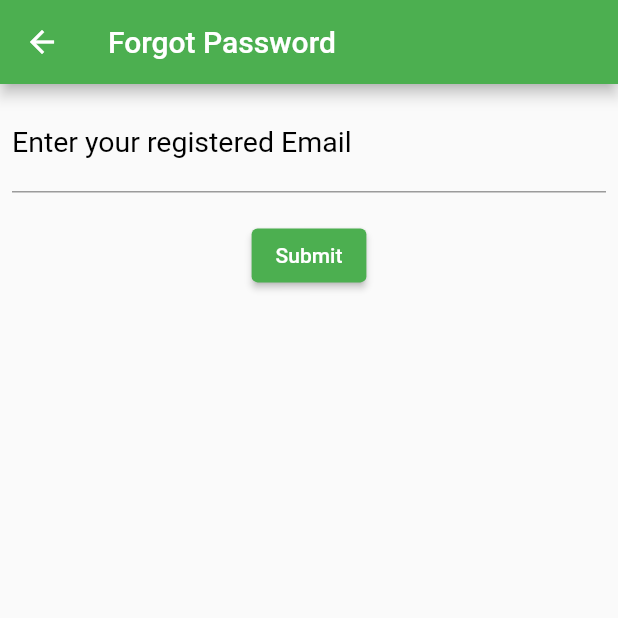
After one commit to 2Sabo3/chat_app, a Flutter app: the screen it shows after launch, after a tap on "Forgot Password", on a phone screen of 412 x 824 dp, the top half of it. The commit adds this screen. Run offline on Flutter 3.47's test engine with Material 2 defaults, Android fonts, the phone set to English and light mode, and no system bars; our stand-ins replace cloud_firestore, firebase_auth, firebase_core, firebase_storage, image_picker; accounts and stored records are empty.

Commit message:
added forgotpassword

```diff
--- a/lib/Screens/chatscreen.dart
+++ b/lib/Screens/chatscreen.dart
@@ -46,11 +46,15 @@ class ChatScreen extends StatelessWidget {
       ),
       body: Container(
         decoration: BoxDecoration(
-          image: DecorationImage(
-              image: NetworkImage(
-                'https://i.imgur.com/sPalthF.jpeg',
-              ),
-              fit: BoxFit.fill),
+          gradient: LinearGradient(
+            colors: [
+              Color.fromRGBO(215, 117, 255, 1).withOpacity(0.5),
+              Color.fromRGBO(255, 188, 117, 1).withOpacity(0.9),
+            ],
+            begin: Alignment.topLeft,
+            end: Alignment.bottomRight,
+            stops: [0, 1],
+          ),
         ),
         child: Column(
           children: [
--- /dev/null
+++ b/lib/Screens/forgotpass_screen.dart
@@ -0,0 +1,56 @@
+import 'package:firebase_auth/firebase_auth.dart';
+import 'package:flutter/material.dart';
+
+class ForgotPassword extends StatefulWidget {
+  @override
+  _ForgotPasswordState createState() => _ForgotPasswordState();
+}
+
+class _ForgotPasswordState extends State<ForgotPassword> {
+  final auth = FirebaseAuth.instance;
+
+  void sendemail(String email) async {
+    await auth.sendPasswordResetEmail(email: email);
+    Navigator.of(context).pop();
+  }
+
+  var email = '';
+  @override
+  Widget build(BuildContext context) {
+    return Scaffold(
+        appBar: AppBar(
+          title: Text('Forgot Password'),
+        ),
+        body: Column(
+          children: [
+            Padding(
+              padding: const EdgeInsets.all(8.0),
+              child: TextField(
+                keyboardType: TextInputType.emailAddress,
+                style: TextStyle(
+                  fontSize: 19,
+                ),
+                decoration: InputDecoration(
+                  labelStyle: TextStyle(color: Colors.black),
+                  labelText: 'Enter your registered Email',
+                ),
+                onChanged: (value) {
+                  setState(() {
+                    email = value;
+                  });
+                },
+              ),
+            ),
+            SizedBox(
+              height: 10,
+            ),
+            ElevatedButton(
+              onPressed: () {
+                sendemail(email);
+              },
+              child: Text('Submit'),
+            ),
+          ],
+        ));
+  }
+}
--- a/lib/Widgets/auth/auth_form.dart
+++ b/lib/Widgets/auth/auth_form.dart
@@ -1,5 +1,6 @@
 import 'dart:io';
 
+import 'package:chatapp/Screens/forgotpass_screen.dart';
 import 'package:chatapp/Widgets/image_picker/cricle_avatar.dart';
 import 'package:flutter/material.dart';
 
@@ -141,6 +142,20 @@ class _AuthformState extends State<Authform> {
                           style: TextStyle(color: Colors.white),
                         ),
                       ),
+                    if (isLogin)
+                      // ignore: deprecated_member_use
+                      FlatButton(
+                        onPressed: () {
+                          Navigator.of(context).push(
+                            MaterialPageRoute(
+                                builder: (context) => ForgotPassword()),
+                          );
+                        },
+                        child: Text(
+                          'Forgot Password',
+                          style: TextStyle(color: Colors.white),
+                        ),
+                      ),
                     if (!widget.isLoading)
                       // ignore: deprecated_member_use
                       FlatButton(
--- a/lib/Widgets/chat/new_message.dart
+++ b/lib/Widgets/chat/new_message.dart
@@ -29,6 +29,8 @@ class _NewMessageState extends State<NewMessage> {
     );
     controller.clear();
   }
+
+
 
   @override
   Widget build(BuildContext context) {
```
